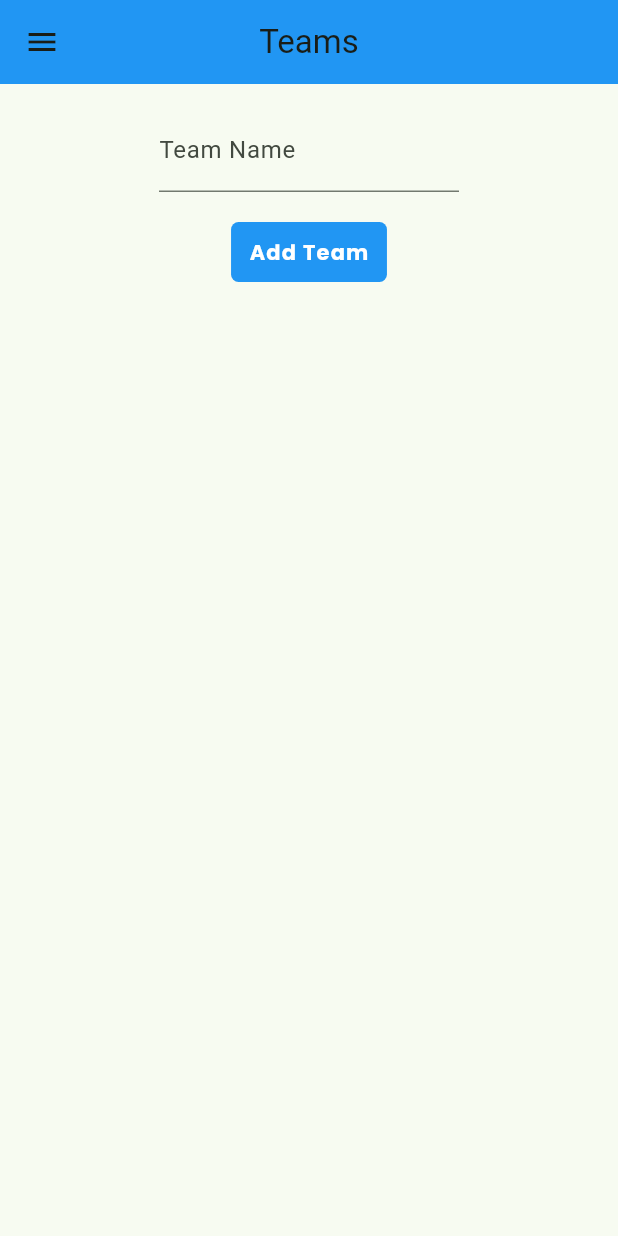
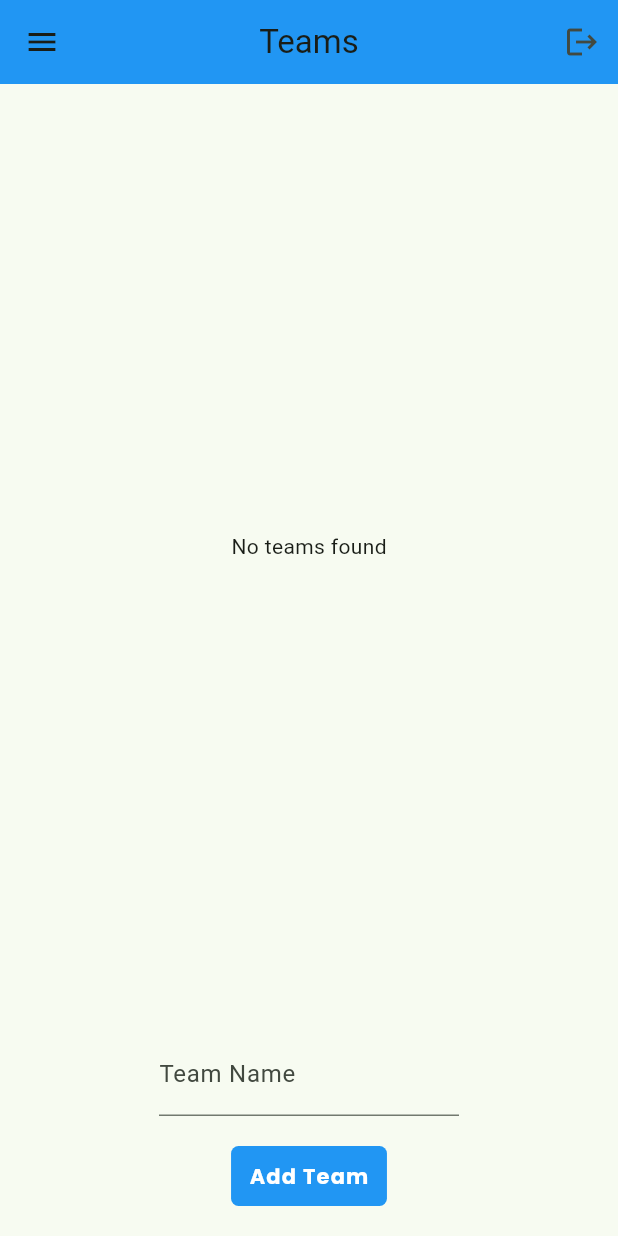
Before and after one commit to walliscode/Eremos, a Flutter app: the Teams screen opened directly, on a phone screen of 412 x 824 dp. Run offline on Flutter 3.47's test engine with Material 3 defaults, Android fonts, the phone set to English and light mode, and no system bars; our stand-ins replace cloud_firestore, firebase_auth, firebase_core, firebase_storage, flutter_riverpod, google_fonts; accounts and stored records are empty; network calls fail.

Commit message:
added team adding and getting

```diff
--- a/eremos/lib/main.dart
+++ b/eremos/lib/main.dart
@@ -34,8 +34,12 @@ class MyApp extends StatelessWidget {
           return user.when(
             data: (value) {
               if (value == null) {
+                print("No user found");
+                print(user);
                 return WelcomeScreen();
               }
+              print("user found");
+              print(user);
               return PuzzleScreen();
             },
             error: (error, _) => const Text("error loading auth status...."),
--- a/eremos/lib/screens/home/sign_in.dart
+++ b/eremos/lib/screens/home/sign_in.dart
@@ -1,4 +1,5 @@
 import 'package:eremos/models/app_user.dart';
+import 'package:eremos/screens/puzzles/puzzles.dart';
 import 'package:eremos/services/auth_service.dart';
 import 'package:flutter/material.dart';
 import 'package:eremos/shared/styled_text.dart';
@@ -83,6 +84,7 @@ class _SignInFormState extends State<SignInForm> {
                       _errorFeedback = 'Invalid credentials';
                     });
                   }
+                  print("user found");
                 }
               },
               child: const StyledButtonText('Sign In'),
--- a/eremos/lib/screens/teams/teams.dart
+++ b/eremos/lib/screens/teams/teams.dart
@@ -2,48 +2,31 @@
 // create and delete teams
 // open a team to add or remove members
 
-import 'package:cloud_firestore/cloud_firestore.dart';
 import 'package:eremos/shared/base_app_bar.dart';
 import 'package:eremos/shared/navigation_drawer.dart';
 import 'package:eremos/shared/styled_button.dart';
 import 'package:flutter/material.dart';
+import 'package:cloud_firestore/cloud_firestore.dart';
 
 class Teams extends StatefulWidget {
-  const Teams({super.key});
-
   @override
-  State<Teams> createState() => _TeamsState();
+  _TeamsState createState() => _TeamsState();
 }
 
 class _TeamsState extends State<Teams> {
-  // controllers
   final TextEditingController _teamNameController = TextEditingController();
+  final FirebaseFirestore _db = FirebaseFirestore.instance;
 
-  // store an instance of Firestore
-  final FirebaseFirestore _db = FirebaseFirestore.instance;
-  List<Map<String, dynamic>> teams = [];
-
-  // get all teams from Firestore
-  Future<void> getTeams() async {
-    // define query for all teams
-    // note to self: await always returns a Future, equally you need await to define a type as a future
-
-    _db.collection("teams").get().then((QuerySnapshot querySnapShot) {
-      for (var doc in querySnapShot.docs) {
-        final data = doc.data() as Map<String, dynamic>;
-        teams.add(data);
-      }
-    }, onError: (e) => print("Error getting teams: $e"));
+  Future<List<Map<String, dynamic>>> getTeams() async {
+    QuerySnapshot querySnapshot = await _db.collection("teams").get();
+    return querySnapshot.docs
+        .map((doc) => doc.data() as Map<String, dynamic>)
+        .toList();
   }
 
-  // add Team to Firestore
-  // this should take in a team name from a text field and have a submit button
-
   Future<void> addTeam(String teamName) async {
-    // define the team to be added
     final Map<String, dynamic> team = {'name': teamName, 'members': []};
-    // add the team to Firestore
-    _db.collection("teams").add(team);
+    await _db.collection("teams").add(team);
   }
 
   @override
@@ -53,22 +36,41 @@ class _TeamsState extends State<Teams> {
       drawer: NavDrawer(),
       body: Column(
         children: [
-          // create a list view of teams, with each team being a button that navigates to the team page
-          ListView.builder(
-            shrinkWrap: true,
-            itemCount: teams.length,
-            itemBuilder: (BuildContext context, int index) {
-              return ListTile(
-                title: Text(teams[index]['name']),
-                onTap: () {
-                  // navigate to team page
-                },
-              );
-            },
+          Expanded(
+            child: FutureBuilder<List<Map<String, dynamic>>>(
+              future: getTeams(),
+              builder: (
+                BuildContext context,
+                AsyncSnapshot<List<Map<String, dynamic>>> snapshot,
+              ) {
+                if (snapshot.connectionState == ConnectionState.waiting) {
+                  return Center(child: CircularProgressIndicator());
+                } else if (snapshot.hasError) {
+                  return Center(child: Text('Error: ${snapshot.error}'));
+                } else if (!snapshot.hasData || snapshot.data!.isEmpty) {
+                  return Center(child: Text('No teams found'));
+                } else {
+                  List<Map<String, dynamic>> teams = snapshot.data!;
+                  return ListView.builder(
+                    itemCount: teams.length,
+                    itemBuilder: (BuildContext context, int index) {
+                      return Padding(
+                        padding: const EdgeInsets.all(8.0),
+                        child: SizedBox(
+                          width: 200.0,
+                          child: StyledButton(
+                            onPressed: () {},
+                            child: StyledButtonText(teams[index]["name"]),
+                          ),
+                        ),
+                      );
+                    },
+                  );
+                }
+              },
+            ),
           ),
           const SizedBox(height: 16.0),
-
-          // add team button
           SizedBox(
             width: 200.0,
             child: TextFormField(
@@ -76,10 +78,7 @@ class _TeamsState extends State<Teams> {
               decoration: const InputDecoration(labelText: 'Team Name'),
             ),
           ),
-
           const SizedBox(height: 16.0),
-
-          // submit button
           StyledButton(
             onPressed: () async {
               await addTeam(_teamNameController.text.trim());
@@ -89,6 +88,7 @@ class _TeamsState extends State<Teams> {
             },
             child: const StyledButtonText("Add Team"),
           ),
+          const SizedBox(height: 16.0),
         ],
       ),
     );
--- a/eremos/lib/shared/base_app_bar.dart
+++ b/eremos/lib/shared/base_app_bar.dart
@@ -4,6 +4,7 @@
 //
 //
 
+import 'package:eremos/services/auth_service.dart';
 import 'package:flutter/material.dart';
 
 class BaseAppBar extends AppBar {
@@ -14,5 +15,14 @@ class BaseAppBar extends AppBar {
         title: Text(titleText),
         backgroundColor: Colors.blue[500],
         centerTitle: true,
+        actions: [
+          IconButton(
+            icon: const Icon(Icons.logout),
+            onPressed: () async {
+              // sign out the user
+              await AuthService.signOut();
+            },
+          ),
+        ],
       );
 }
```
